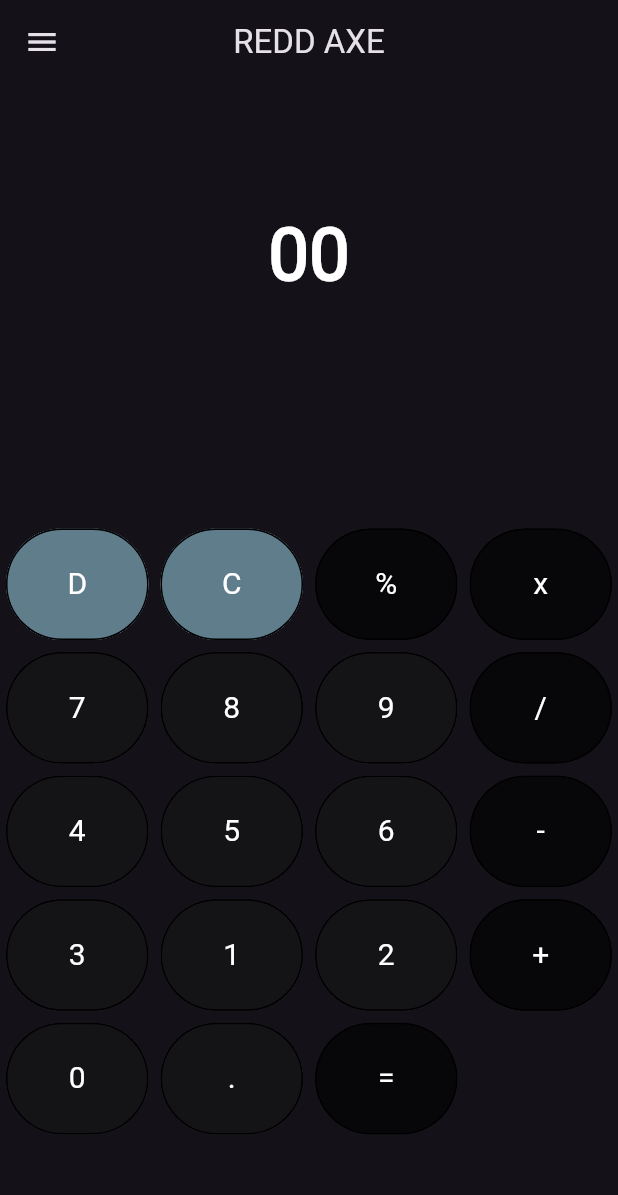
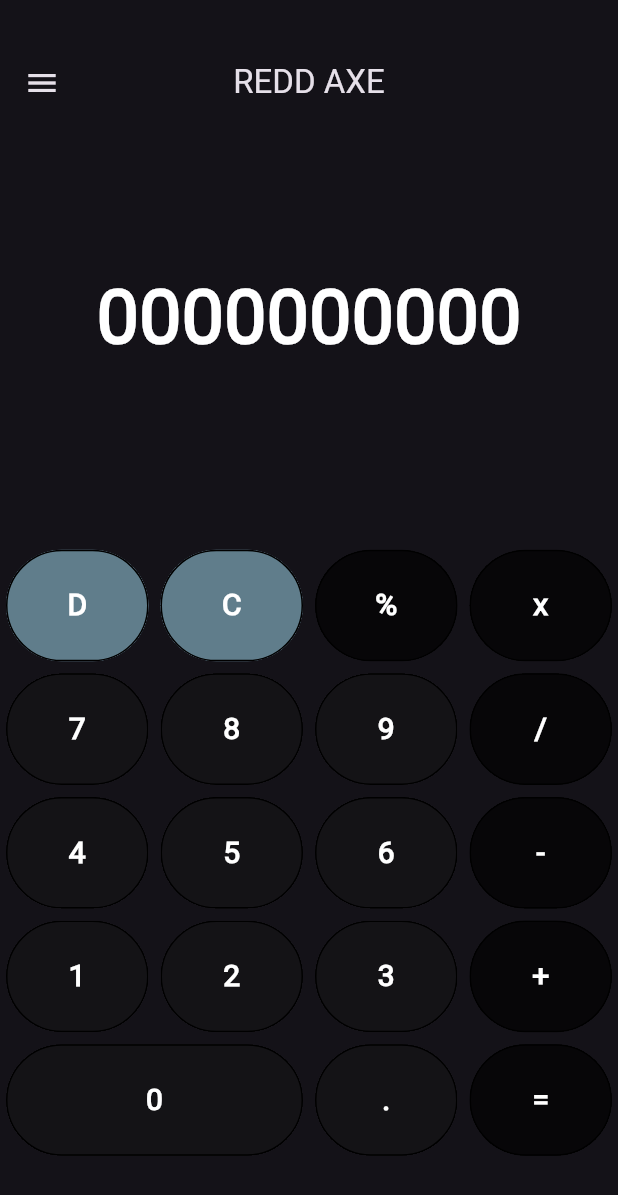
Before and after one commit to BlessingLuphahla/flutter-calculator-app, a Flutter app: the screen it shows after launch, on a phone screen of 412 x 824 dp. Shown: the top 1195 px of the screen. Run offline on Flutter 3.47's test engine with Material 3 defaults, Android fonts, the phone set to English and light mode, and no system bars.

Commit message:
look and feel update

```diff
--- a/lib/pages/home_page.dart
+++ b/lib/pages/home_page.dart
@@ -13,6 +13,7 @@ class HomePage extends StatefulWidget {
 class _HomePageState extends State<HomePage> {
   @override
   Widget build(BuildContext context) {
+
     final screenSize = MediaQuery.of(context).size;
 
     Widget buildButtton(value) {
@@ -35,7 +36,11 @@ class _HomePageState extends State<HomePage> {
             child: Center(
               child: Text(
                 value,
-                style: TextStyle(fontSize: 20, color: const Color.fromARGB(255, 255, 255, 255)),
+                style: TextStyle(
+                  fontSize: 20,
+                  fontWeight: FontWeight.bold,
+                  color: const Color.fromARGB(255, 255, 255, 255),
+                ),
               ),
             ),
           ),
@@ -47,6 +52,7 @@ class _HomePageState extends State<HomePage> {
       drawer: ReddDrawer(),
       appBar: AppBar(
         title: const Text('REDD AXE'),
+        toolbarHeight: 110,
         centerTitle: true,
       ),
       body: SafeArea(
@@ -60,12 +66,11 @@ class _HomePageState extends State<HomePage> {
                 padding: EdgeInsets.all(16),
                 alignment: Alignment.bottomRight,
                 child: Text(
-                  "0" * 2,
-                  textAlign: TextAlign.end,
+                  '0'*10,
                   style: TextStyle(
-                      fontSize: 48,
+                      color: Colors.white,
                       fontWeight: FontWeight.bold,
-                      color: Color.fromARGB(255, 255, 255, 255)),
+                      fontSize: 50),
                 ),
               ),
             ),
@@ -73,7 +78,9 @@ class _HomePageState extends State<HomePage> {
               children: Btn.buttonValues
                   .map(
                     (value) => SizedBox(
-                      width: screenSize.width / 4,
+                      width: value != Btn.n0
+                          ? screenSize.width / 4
+                          : screenSize.width / 2,
                       height: screenSize.width / 5,
                       child: buildButtton(value),
                     ),
--- a/lib/utils/button_values.dart
+++ b/lib/utils/button_values.dart
@@ -33,9 +33,9 @@ class Btn {
     n5,
     n6,
     subtract,
-    n3,
     n1,
     n2,
+    n3,
     add,
     n0,
     dot,
```
